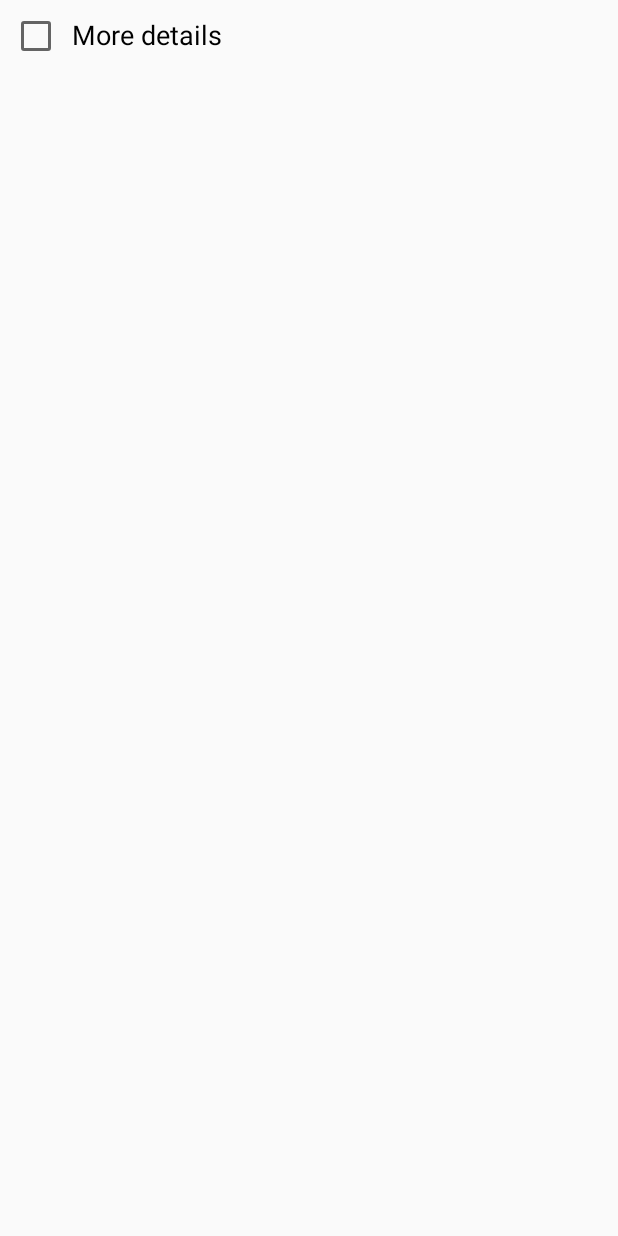
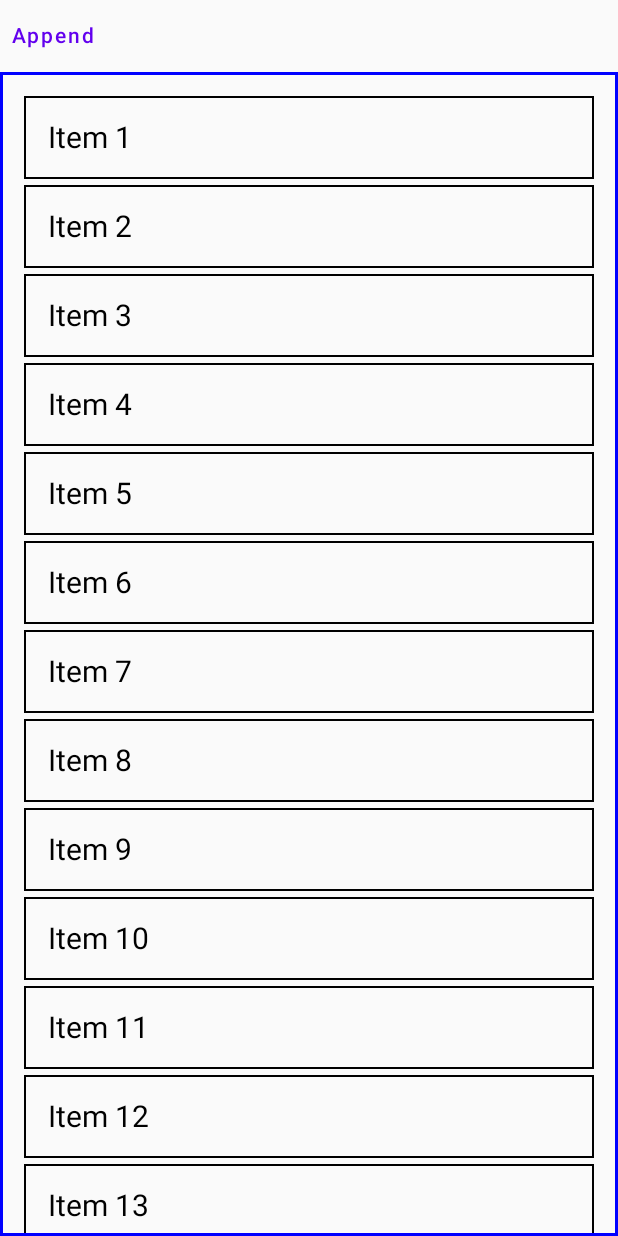
Before and after one commit to Iliassemeonidis/StartAndroidCompose, an Android app built with Jetpack Compose: the screen it shows after launch (MainActivity), on a phone screen of 412 x 824 dp. Before the commit the screen is almost empty. Run offline under Robolectric (Android 15) with nearby library versions, the phone set to English and light mode, and no system bars.

Commit message:
запилил список

```diff
--- a/app/src/main/java/com/android/example/startandroidcompose/HomeScreen.kt
+++ b/app/src/main/java/com/android/example/startandroidcompose/HomeScreen.kt
@@ -2,16 +2,17 @@ package com.android.example.startandroidcompose
 
 
 import android.util.Log
-import androidx.compose.foundation.clickable
+import androidx.compose.foundation.border
 import androidx.compose.foundation.layout.*
-import androidx.compose.material.Checkbox
-import androidx.compose.material.OutlinedTextField
+import androidx.compose.foundation.lazy.LazyColumn
+import androidx.compose.foundation.lazy.items
 import androidx.compose.material.Text
-import androidx.compose.runtime.*
-import androidx.compose.ui.Alignment
-import androidx.compose.ui.Alignment.Companion.CenterVertically
+import androidx.compose.material.TextButton
+import androidx.compose.runtime.Composable
+import androidx.compose.runtime.remember
+import androidx.compose.runtime.toMutableStateList
 import androidx.compose.ui.Modifier
-import androidx.compose.ui.res.stringResource
+import androidx.compose.ui.graphics.Color
 import androidx.compose.ui.tooling.preview.Preview
 import androidx.compose.ui.unit.dp
 import androidx.compose.ui.unit.sp
@@ -19,26 +20,48 @@ import androidx.compose.ui.unit.sp
 const val TAG = "TEST_INFO"
 
 @Composable
-fun ClickCounter(
-) {
-    var checked  by remember { mutableStateOf(false) }
+fun HomeScreen() {
+    Log.d(TAG, "HomeScreen")
+    val list = remember {
+        List(20) { "Item ${it + 1}" }.toMutableStateList()
+    }
+    Column {
+        TextButton(onClick = {
+            list.add("Item ${list.size + 1}")
+        }) {
+            Text(text = "Append")
+        }
 
-    Column {
-        Row(verticalAlignment = CenterVertically) {
-            Checkbox(checked = checked, onCheckedChange = { checked = it })
-            Text(text = "More details", fontSize = 18.sp)
-        }
-        Column(modifier = Modifier.padding(15.dp)) {
-            if (checked) {
-                Text(text = stringResource(id = R.string.app_name))
+        LazyColumn(
+            verticalArrangement = Arrangement.spacedBy(4.dp),
+            contentPadding = PaddingValues(16.dp),
+            modifier = Modifier
+                .border(width = 2.dp, color = Color.Blue)
+        ) {
+            items(list) {
+                SomeItem(text = it)
             }
         }
     }
+
+
+}
+
+@Composable
+fun SomeItem(text: String) {
+    Log.d(TAG, "SomeItem $text")
+    Text(
+        text = text, fontSize = 20.sp,
+        modifier = Modifier
+            .fillMaxWidth()
+            .border(width = 1.dp, color = Color.Black)
+            .padding(16.dp)
+    )
 }
 
 
 @Preview
 @Composable
 fun ClickCounterPreview() {
-    ClickCounter()
+    HomeScreen()
 }
--- a/app/src/main/java/com/android/example/startandroidcompose/MainActivity.kt
+++ b/app/src/main/java/com/android/example/startandroidcompose/MainActivity.kt
@@ -17,7 +17,7 @@ class MainActivity : ComponentActivity() {
     override fun onCreate(savedInstanceState: Bundle?) {
         super.onCreate(savedInstanceState)
         setContent {
-            ClickCounter()
+            HomeScreen()
         }
     }
 }
```
